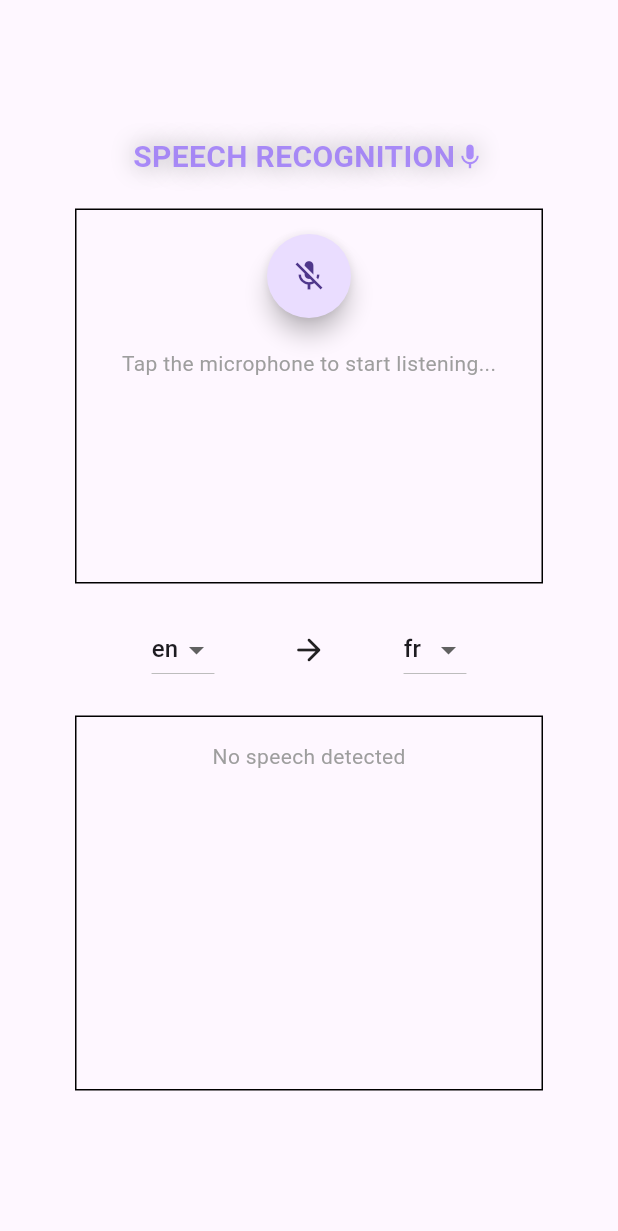
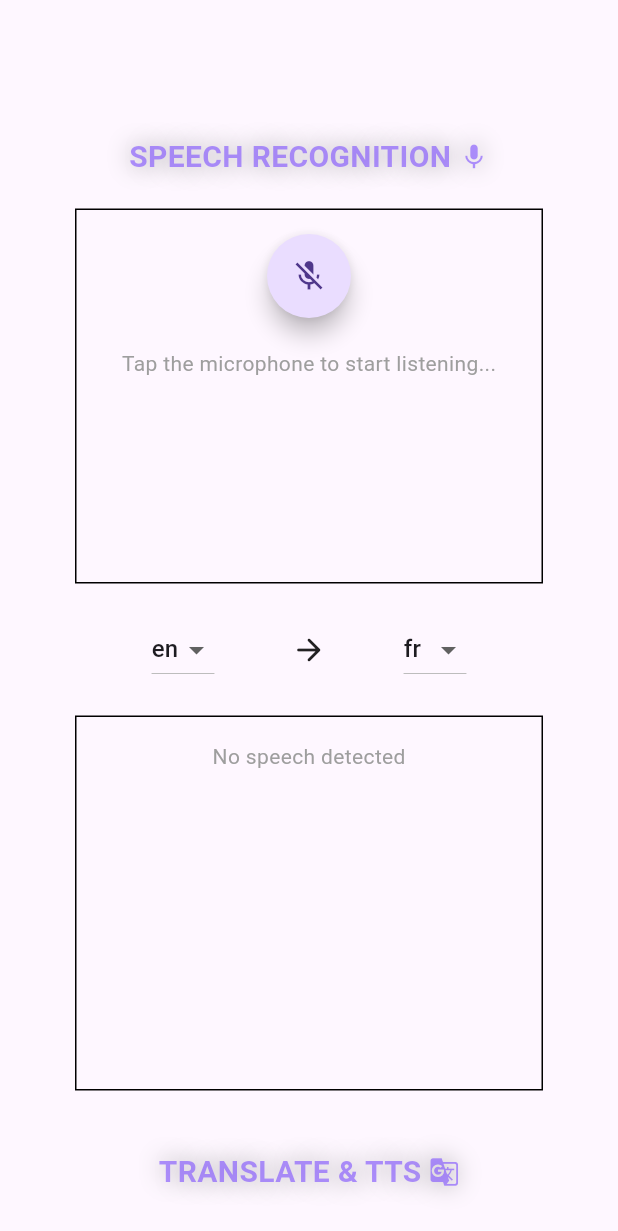
Before and after one commit to lidan-id/Tugas-Uas-AI, a Flutter app: the screen it shows after launch, after a tap on the "mic off" icon, on a phone screen of 412 x 824 dp. Shown: the top 1231 px of the screen. Run offline on Flutter 3.47's test engine with Material 3 defaults, Android fonts, the phone set to English and light mode, and no system bars; drawn by our look-alikes of avatar_glow; our stand-ins replace flutter_tts, speech_to_text; missing offline and left inert: translator.

```diff
--- a/lib/main.dart
+++ b/lib/main.dart
@@ -8,10 +8,9 @@ void main() {
 class MyApp extends StatelessWidget {
   const MyApp({super.key});
 
-  // This widget is the root of your application.
   @override
   Widget build(BuildContext context) {
-    return MaterialApp(
+    return const MaterialApp(
       debugShowCheckedModeBanner: false,
       home: MyHomePage(),
     );
--- a/lib/pages/home_page.dart
+++ b/lib/pages/home_page.dart
@@ -15,7 +15,6 @@ class MyHomePage extends StatefulWidget {
 class _MyHomePageState extends State<MyHomePage> {
   final GoogleTranslator translator = GoogleTranslator();
   final SpeechToText _speechToText = SpeechToText();
-  // String dropDownButtonValue = 'Inggris';
   bool _speechEnabled = false;
   String _lastWords = '';
   String resultSpeech = '';
@@ -51,13 +50,11 @@ class _MyHomePageState extends State<MyHomePage> {
     _initSpeech();
   }
 
-  /// This has to happen only once per app
   void _initSpeech() async {
     _speechEnabled = await _speechToText.initialize();
     setState(() {});
   }
 
-  /// Each time to start a speech recognition session
   void _startListening() async {
     await _speechToText.listen(
       onResult: _onSpeechResult,
@@ -66,27 +63,26 @@ class _MyHomePageState extends State<MyHomePage> {
     setState(() {});
   }
 
-  /// Get the locale identifier for the given language code
   String _getLocaleId(String languageCode) {
     switch (languageCode) {
+      case 'id':
+        return 'id_ID';
       case 'fr':
         return 'fr_FR';
       case 'es':
         return 'es_ES';
       case 'de':
         return 'de_DE';
-      case 'id':
-        return 'id_ID';
+      case 'ja':
+        return 'ja_JP';
+      case 'ko':
+        return 'ko_KR';
       case 'en':
       default:
         return 'en_US';
     }
   }
 
-  /// Manually stop the active speech recognition session
-  /// Note that there are also timeouts that each platform enforces
-  /// and the SpeechToText plugin supports setting timeouts on the
-  /// listen method.
   void _stopListening() async {
     resultSpeech = _lastWords;
     await _speechToText.stop();
@@ -95,8 +91,6 @@ class _MyHomePageState extends State<MyHomePage> {
     });
   }
 
-  /// This is the callback that the SpeechToText plugin calls when
-  /// the platform returns recognized words.
   void _onSpeechResult(SpeechRecognitionResult result) {
     setState(() {
       _lastWords = result.recognizedWords;
@@ -112,28 +106,19 @@ class _MyHomePageState extends State<MyHomePage> {
           child: Column(
             mainAxisAlignment: MainAxisAlignment.start,
             children: [
-              const NamaAplikasi(),
+              const NamaFitur(
+                namaFitur: 'SPEECH RECOGNITION ',
+                ikon: Icons.mic,
+              ),
               bagianInputSpeech(context),
               bagianSelectLanguage(),
-              bagianTranslateOutput(context)
+              bagianTranslateOutput(context),
+              const NamaFitur(
+                  namaFitur: 'TRANSLATE & TTS ', ikon: Icons.g_translate)
             ],
           ),
         ),
       ),
-      // floatingActionButton: AvatarGlow(
-      //   animate: _speechToText.isListening,
-      //   glowColor: Colors.grey,
-      //   child: FloatingActionButton(
-      //     shape:
-      //         RoundedRectangleBorder(borderRadius: BorderRadius.circular(100)),
-      //     onPressed:
-      //         // If not yet listening for speech start, otherwise stop
-      //         _speechToText.isNotListening ? _startListening : _stopListening,
-      //     tooltip: 'Listen',
-      //     child: Icon(_speechToText.isNotListening ? Icons.mic_off : Icons.mic),
-      //   ),
-      // ),
-      // floatingActionButtonLocation: FloatingActionButtonLocation.centerFloat,
     );
   }
 
@@ -154,11 +139,9 @@ class _MyHomePageState extends State<MyHomePage> {
                   child: FloatingActionButton(
                     shape: RoundedRectangleBorder(
                         borderRadius: BorderRadius.circular(100)),
-                    onPressed:
-                        // If not yet listening for speech start, otherwise stop
-                        _speechToText.isNotListening
-                            ? _startListening
-                            : _stopListening,
+                    onPressed: _speechToText.isNotListening
+                        ? _startListening
+                        : _stopListening,
                     tooltip: 'Listen',
                     child: Icon(_speechToText.isNotListening
                         ? Icons.mic_off
@@ -169,15 +152,10 @@ class _MyHomePageState extends State<MyHomePage> {
                   height: 20,
                 ),
                 Text(
-                  // If listening is active show the recognized words
                   _speechToText.isListening
                       ? _lastWords
                       : resultSpeech != ''
                           ? resultSpeech
-                          // If listening isn't active but could be tell the user
-                          // how to start it, otherwise indicate that speech
-                          // recognition is not yet ready or not supported on
-                          // the target device
                           : _speechEnabled
                               ? 'Tap the microphone to start listening...'
                               : 'Speech not available',
@@ -206,7 +184,15 @@ class _MyHomePageState extends State<MyHomePage> {
               inputLanguage = newValue!;
             });
           },
-          items: <String>['en', 'fr', 'es', 'de', 'id']
+          items: <String>[
+            'en',
+            'id',
+            'fr',
+            'es',
+            'de',
+            'ja',
+            'ko',
+          ]
               .map<DropdownMenuItem<String>>(
                   (String value) => DropdownMenuItem<String>(
                         value: value,
@@ -237,11 +223,25 @@ class _MyHomePageState extends State<MyHomePage> {
               if (outputLanguage == "id") {
                 ttsLanguage = "id-ID";
               }
+              if (outputLanguage == "ja") {
+                ttsLanguage = "ja-JP";
+              }
+              if (outputLanguage == "ko") {
+                ttsLanguage = "ko-KR";
+              }
             });
             translateText();
             debugPrint(ttsLanguage);
           },
-          items: <String>['en', 'fr', 'es', 'de', 'id']
+          items: <String>[
+            'en',
+            'id',
+            'fr',
+            'es',
+            'de',
+            'ja',
+            'ko',
+          ]
               .map<DropdownMenuItem<String>>(
                   (String value) => DropdownMenuItem<String>(
                         value: value,
@@ -261,18 +261,6 @@ class _MyHomePageState extends State<MyHomePage> {
         const SizedBox(
           height: 20,
         ),
-        // ElevatedButton(
-        //     style: ElevatedButton.styleFrom(
-        //         foregroundColor: Colors.deepPurpleAccent),
-        //     onPressed: () {
-        //       translateText();
-        //     },
-        //     child: const Text(
-        //       'Translate',
-        //     )),
-        // const SizedBox(
-        //   height: 20,
-        // ),
         Container(
           width: MediaQuery.of(context).size.width,
           height: 250,
@@ -323,10 +311,11 @@ class _MyHomePageState extends State<MyHomePage> {
   }
 }
 
-class NamaAplikasi extends StatelessWidget {
-  const NamaAplikasi({
-    super.key,
-  });
+class NamaFitur extends StatelessWidget {
+  const NamaFitur({super.key, required this.namaFitur, required this.ikon});
+
+  final String namaFitur;
+  final IconData ikon;
 
   @override
   Widget build(BuildContext context) {
@@ -336,7 +325,7 @@ class NamaAplikasi extends StatelessWidget {
         Container(
           padding: const EdgeInsets.symmetric(vertical: 20),
           child: Text(
-            'SPEECH RECOGNITION',
+            namaFitur,
             style: TextStyle(
               shadows: const [Shadow(blurRadius: 20, color: Colors.grey)],
               fontWeight: FontWeight.bold,
@@ -346,7 +335,7 @@ class NamaAplikasi extends StatelessWidget {
           ),
         ),
         Icon(
-          Icons.mic,
+          ikon,
           size: 20,
           shadows: const [Shadow(blurRadius: 20, color: Colors.grey)],
           color: Colors.deepPurpleAccent.withOpacity(0.6),
```
Also changed, not shown: pubspec.yaml (+3 -72 lines), 2 other files.
